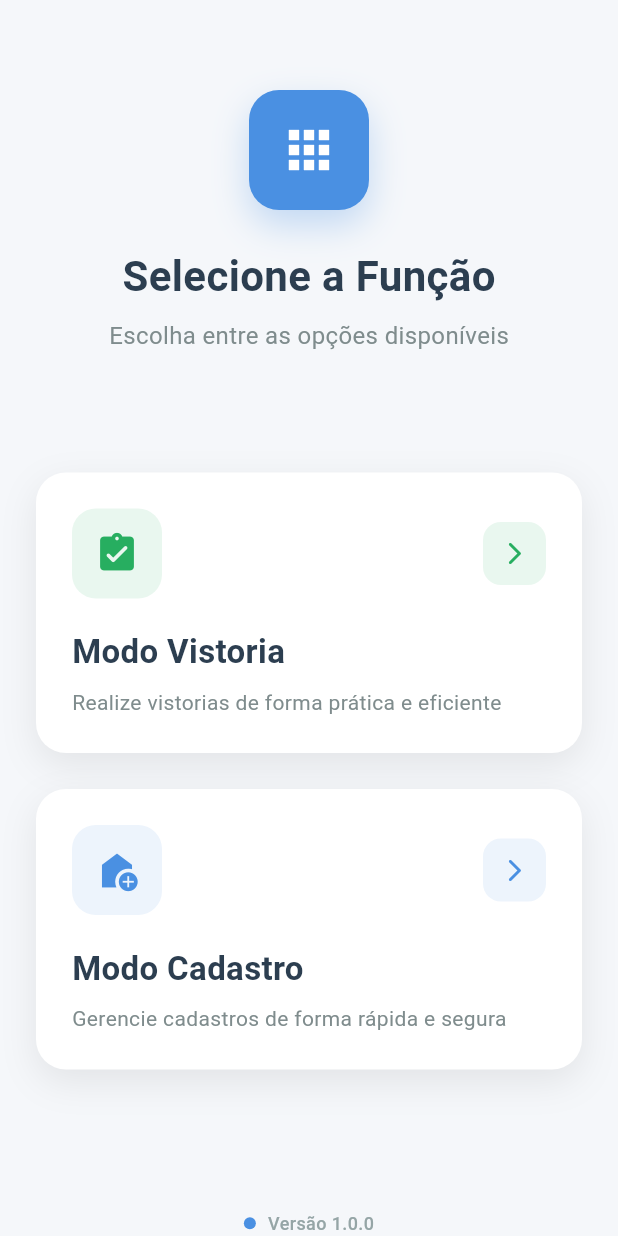
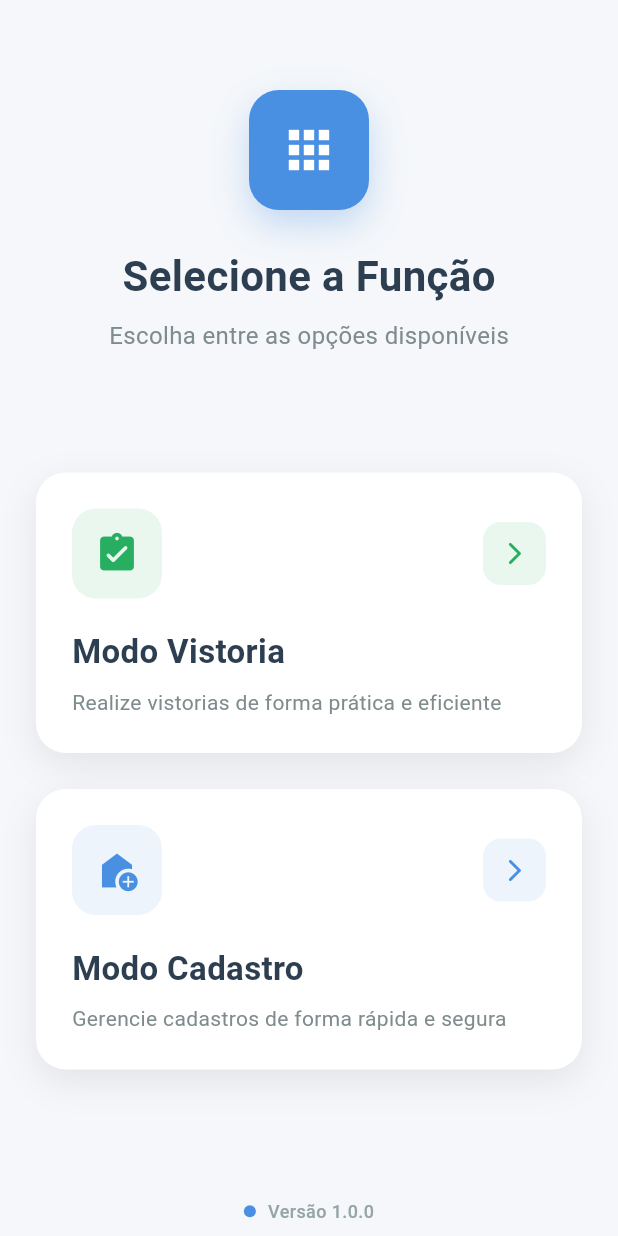
Before and after one commit to adalbertocarv/ponto_taxi_df, a Flutter app: the SelectionScreen screen opened directly, on a phone screen of 412 x 824 dp. Run offline on Flutter 3.47's test engine with Material 3 defaults, Android fonts, the light colour scheme and no system bars; our stand-ins replace audioplayers, curved_navigation_bar, flutter_map, flutter_speed_dial, geolocator, latlong2 and 2 more; missing offline and left inert: flutter_confetti; accounts and stored records are empty.

Commit message:
-espaçamento no footer

```diff
--- a/lib/views/screens/selecao.dart
+++ b/lib/views/screens/selecao.dart
@@ -62,6 +62,7 @@ class SelectionScreen extends StatelessWidget {
 
               // Footer
               _buildFooter(),
+              const SizedBox(height: 8,)
             ],
           ),
         ),
```
